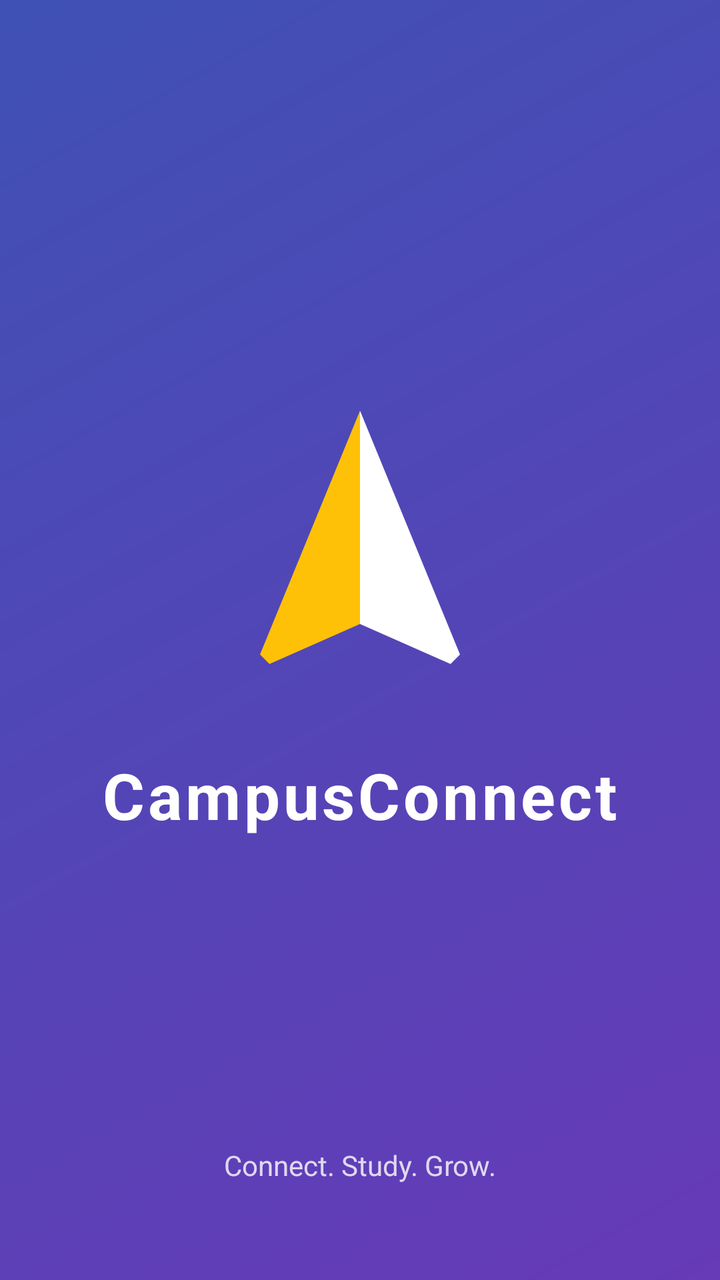
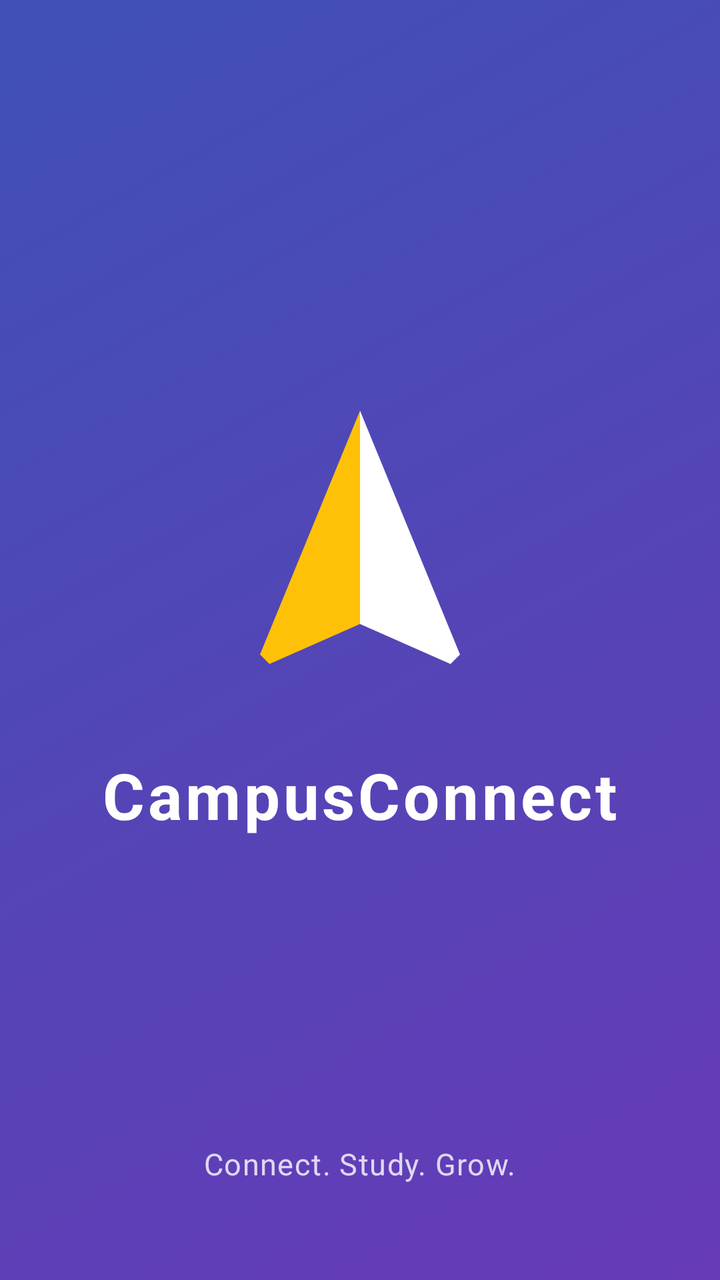

An Android layout rendered at two revisions. The XML below is the earlier revision; the diff shows what the commit changed to produce the second picture.
<!-- AndroidManifest.xml: application theme Theme.CampusConnect -->
<!-- res/layout/activity_splash.xml -->
<?xml version="1.0" encoding="utf-8"?>
<androidx.constraintlayout.widget.ConstraintLayout xmlns:android="http://schemas.android.com/apk/res/android"
    xmlns:app="http://schemas.android.com/apk/res-auto"
    android:layout_width="match_parent"
    android:layout_height="match_parent"
    android:background="@drawable/bg_gradient_main">

    <ImageView
        android:id="@+id/logo"
        android:layout_width="160dp"
        android:layout_height="160dp"
        android:src="@drawable/ic_campus_logo"
        app:layout_constraintBottom_toBottomOf="parent"
        app:layout_constraintEnd_toEndOf="parent"
        app:layout_constraintStart_toStartOf="parent"
        app:layout_constraintTop_toTopOf="parent"
        app:layout_constraintVertical_bias="0.4"
        android:contentDescription="@string/cd_campusconnect_logo" />

    <TextView
        android:layout_width="wrap_content"
        android:layout_height="wrap_content"
        android:layout_marginTop="24dp"
        android:text="@string/app_name"
        android:textColor="@color/white"
        android:textSize="32sp"
        android:textStyle="bold"
        android:letterSpacing="0.05"
        app:layout_constraintEnd_toEndOf="parent"
        app:layout_constraintStart_toStartOf="parent"
        app:layout_constraintTop_toBottomOf="@id/logo" />

    <TextView
        android:layout_width="wrap_content"
        android:layout_height="wrap_content"
        android:layout_marginBottom="48dp"
        android:text="@string/connect_study_grow"
        android:textColor="@color/glass_white"
        android:textSize="14sp"
        app:layout_constraintBottom_toBottomOf="parent"
        app:layout_constraintEnd_toEndOf="parent"
        app:layout_constraintStart_toStartOf="parent" />

</androidx.constraintlayout.widget.ConstraintLayout>
<!-- resources referenced by this layout -->
<resources>
  <style name="Base.Theme.CampusConnect" parent="Theme.Material3.DayNight.NoActionBar">
          
          <item name="colorPrimary">@color/primary</item>
          <item name="colorOnPrimary">@color/on_primary</item>
          <item name="colorSecondary">@color/secondary</item>
          <item name="colorOnSecondary">@color/on_secondary</item>
          <item name="colorTertiary">@color/tertiary</item>
          <item name="colorOnTertiary">@color/on_tertiary</item>
          <item name="android:windowBackground">@color/background</item>
          <item name="colorSurface">@color/surface</item>
          <item name="colorOnSurface">@color/on_surface</item>
  
          <item name="colorSurfaceVariant">@color/surface_variant</item>
          <item name="colorOnSurfaceVariant">@color/on_surface_variant</item>
          <item name="colorError">@color/error</item>
          <item name="colorOnError">@color/on_error</item>
          <item name="colorOutline">@color/outline</item>
          <item name="colorOutlineVariant">@color/outline_variant</item>
          <item name="android:statusBarColor">@color/primary</item>
  
          
          <item name="materialCardViewStyle">@style/Widget.CampusConnect.Card</item>
          <item name="toolbarStyle">@style/Widget.CampusConnect.Toolbar</item>
      </style>
  <style name="Widget.CampusConnect.Card" parent="Widget.Material3.CardView.Elevated">
          
          <item name="cardBackgroundColor">@color/tile_bg</item>
          <item name="cardCornerRadius">18dp</item>
          <item name="cardElevation">0dp</item>
          <item name="strokeWidth">0dp</item>
      </style>
  <style name="Widget.CampusConnect.Toolbar" parent="Widget.Material3.Toolbar">
          <item name="navigationIconTint">?attr/colorOnPrimary</item>
          <item name="android:theme">@style/ThemeOverlay.CampusConnect.Toolbar</item>
      </style>
  <color name="tile_bg">#ECE8FE</color>
  <style name="ThemeOverlay.CampusConnect.Toolbar" parent="">
          <item name="colorControlNormal">?attr/colorOnPrimary</item>
      </style>
  <!-- unchanged entries left out for length: 25 -->
</resources>

<!-- the commit's change to res/layout/activity_splash.xml (unified diff, before → after) -->
@@ -20,7 +20,7 @@
     <TextView
         android:layout_width="wrap_content"
         android:layout_height="wrap_content"
-        android:layout_marginTop="24dp"
+        android:layout_marginTop="@dimen/space_xl"
         android:text="@string/app_name"
         android:textColor="@color/white"
         android:textSize="32sp"
@@ -36,7 +36,7 @@
         android:layout_marginBottom="48dp"
         android:text="@string/connect_study_grow"
         android:textColor="@color/glass_white"
-        android:textSize="14sp"
+        android:textAppearance="@style/TextAppearance.CampusConnect.Body"
         app:layout_constraintBottom_toBottomOf="parent"
         app:layout_constraintEnd_toEndOf="parent"
         app:layout_constraintStart_toStartOf="parent" />
<!-- resource entries referenced after the edit -->
@@ -1,5 +1,11 @@
 <!-- resources referenced by this layout -->
 <resources>
+  <dimen name="space_xl">24dp</dimen>
+  <style name="TextAppearance.CampusConnect.Body" parent="TextAppearance.Material3.BodyLarge">
+          <item name="android:textSize">15sp</item>
+          <item name="android:textColor">@color/text_primary</item>
+      </style>
+  <color name="text_primary">#1B1B2F</color>
   <style name="Base.Theme.CampusConnect" parent="Theme.Material3.DayNight.NoActionBar">
           
           <item name="colorPrimary">@color/primary</item>
@@ -22,23 +28,63 @@
   
           
           <item name="materialCardViewStyle">@style/Widget.CampusConnect.Card</item>
+          <item name="materialButtonStyle">@style/Widget.CampusConnect.Button</item>
+          <item name="materialAlertDialogTheme">@style/ThemeOverlay.CampusConnect.Dialog</item>
+          <item name="alertDialogTheme">@style/ThemeOverlay.CampusConnect.Dialog</item>
+          <item name="snackbarStyle">@style/Widget.CampusConnect.Snackbar</item>
+          <item name="android:windowAnimationStyle">@style/Animation.CampusConnect.Activity</item>
           <item name="toolbarStyle">@style/Widget.CampusConnect.Toolbar</item>
       </style>
-  <style name="Widget.CampusConnect.Card" parent="Widget.Material3.CardView.Elevated">
-          
-          <item name="cardBackgroundColor">@color/tile_bg</item>
-          <item name="cardCornerRadius">18dp</item>
+  <style name="Widget.CampusConnect.Card" parent="Widget.Material3.CardView.Outlined">
+          <item name="cardBackgroundColor">@color/card_surface</item>
+          <item name="cardCornerRadius">@dimen/radius_card</item>
           <item name="cardElevation">0dp</item>
-          <item name="strokeWidth">0dp</item>
+          <item name="strokeWidth">1dp</item>
+          <item name="strokeColor">@color/card_stroke</item>
+      </style>
+  <style name="Widget.CampusConnect.Button" parent="Widget.Material3.Button">
+          <item name="android:minHeight">@dimen/touch_target</item>
+          <item name="android:textAppearance">@style/TextAppearance.CampusConnect.Label</item>
+      </style>
+  <style name="ThemeOverlay.CampusConnect.Dialog" parent="ThemeOverlay.Material3.MaterialAlertDialog">
+          <item name="shapeAppearanceCornerExtraLarge">@style/ShapeAppearance.CampusConnect.Dialog</item>
+      </style>
+  <style name="Widget.CampusConnect.Snackbar" parent="Widget.Material3.Snackbar">
+          <item name="android:layout_margin">@dimen/space_m</item>
+      </style>
+  <style name="Animation.CampusConnect.Activity" parent="@android:style/Animation.Activity">
+          <item name="android:activityOpenEnterAnimation">@anim/screen_enter</item>
+          <item name="android:activityOpenExitAnimation">@anim/screen_exit_behind</item>
+          <item name="android:activityCloseEnterAnimation">@anim/screen_enter_behind</item>
+          <item name="android:activityCloseExitAnimation">@anim/screen_exit</item>
       </style>
   <style name="Widget.CampusConnect.Toolbar" parent="Widget.Material3.Toolbar">
-          <item name="navigationIconTint">?attr/colorOnPrimary</item>
+          <item name="navigationIconTint">@color/on_header</item>
+          <item name="titleTextColor">@color/on_header</item>
+          <item name="subtitleTextColor">@color/on_header_secondary</item>
           <item name="android:theme">@style/ThemeOverlay.CampusConnect.Toolbar</item>
       </style>
-  <color name="tile_bg">#ECE8FE</color>
+  <color name="card_surface">#FFFFFF</color>
+  <dimen name="radius_card">16dp</dimen>
+  <color name="card_stroke">#DCE3F0</color>
+  <dimen name="touch_target">48dp</dimen>
+  <style name="TextAppearance.CampusConnect.Label" parent="TextAppearance.Material3.LabelLarge">
+          <item name="android:textSize">14sp</item>
+          <item name="android:textStyle">bold</item>
+      </style>
+  <style name="ShapeAppearance.CampusConnect.Dialog" parent="">
+          <item name="cornerFamily">rounded</item>
+          <item name="cornerSize">@dimen/radius_hero</item>
+      </style>
+  <dimen name="space_m">12dp</dimen>
+  <color name="on_header">#FFFFFF</color>
+  <color name="on_header_secondary">#E6E0FF</color>
   <style name="ThemeOverlay.CampusConnect.Toolbar" parent="">
-          <item name="colorControlNormal">?attr/colorOnPrimary</item>
+          
+          <item name="colorOnPrimary">@color/on_header</item>
+          <item name="colorControlNormal">@color/on_header</item>
       </style>
+  <dimen name="radius_hero">24dp</dimen>
   <!-- unchanged entries left out for length: 25 -->
 </resources>
 
